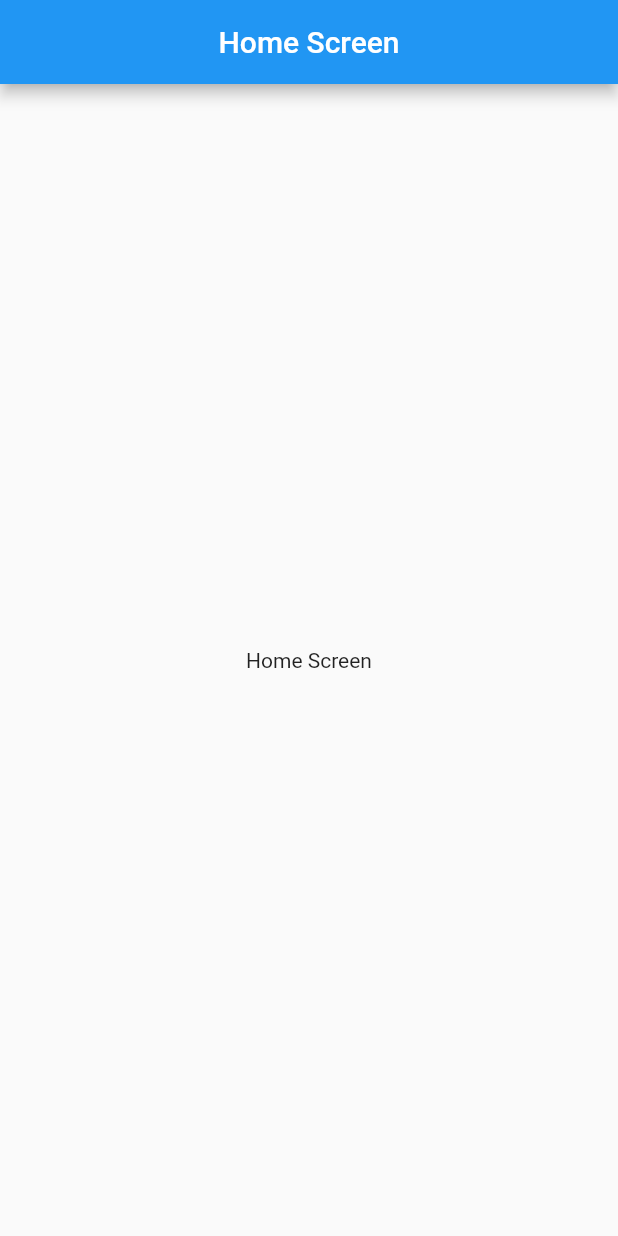
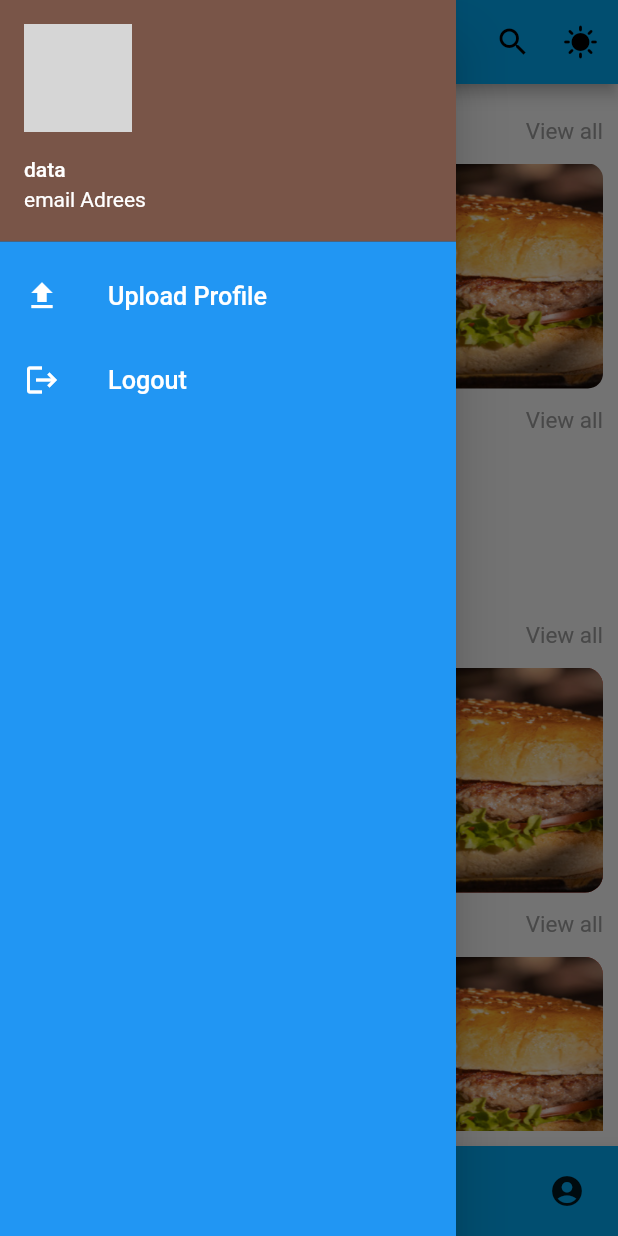
Before and after one commit to trainingtuts/mosaic_event, a Flutter app: the screen it shows after launch, with the side drawer open (before the commit the screen has no drawer), on a phone screen of 412 x 824 dp. Run offline on Flutter 3.47's test engine with Material 2 defaults, Android fonts, the phone set to English and light mode, and no system bars; drawn by our look-alikes of carousel_slider; our stand-ins replace firebase_auth, firebase_core, fluttertoast, intl_phone_field; accounts and stored records are empty; network calls fail; grey boxes are pictures that could not be loaded.

Commit message:
add home screen

```diff
--- a/lib/main.dart
+++ b/lib/main.dart
@@ -2,11 +2,13 @@ import 'package:firebase_core/firebase_core.dart';
 import 'package:flutter/material.dart';
 import 'package:mosaic_event/screens/home_screen.dart';
 import 'package:mosaic_event/services/auth_service.dart';
+import 'package:provider/provider.dart';
 
 void main() async {
   WidgetsFlutterBinding.ensureInitialized();
   await Firebase.initializeApp();
-  await AuthService().getOrCreateUser();
+  // await AuthService().getOrCreateUser();
+
   runApp(const MyApp());
 }
 
@@ -15,12 +17,19 @@ class MyApp extends StatelessWidget {
 
   @override
   Widget build(BuildContext context) {
-    return MaterialApp(
-      title: 'Flutter Demo',
-      theme: ThemeData(
-        primarySwatch: Colors.blue,
+    return MultiProvider(
+      providers: [
+        Provider<AuthService>(
+          create: (_) => AuthService(),
+        )
+      ],
+      child: MaterialApp(
+        title: 'Flutter Demo',
+        theme: ThemeData(
+          primarySwatch: Colors.brown,
+        ),
+        home: const HomeScreen(),
       ),
-      home: const HomeScreen(),
     );
   }
 }
--- a/lib/screens/home_screen.dart
+++ b/lib/screens/home_screen.dart
@@ -1,6 +1,15 @@
 // ignore_for_file: prefer_const_constructors
 
+import 'dart:developer';
+
+import 'package:firebase_auth/firebase_auth.dart';
 import 'package:flutter/material.dart';
+import 'package:mosaic_event/theme/theme.dart';
+import 'package:mosaic_event/utils/bottom_appbar.dart';
+import 'package:mosaic_event/utils/carousel.dart';
+import 'package:mosaic_event/utils/categories.dart';
+import 'package:mosaic_event/utils/drawer.dart';
+import 'package:mosaic_event/utils/heading.dart';
 
 class HomeScreen extends StatefulWidget {
   const HomeScreen({Key? key}) : super(key: key);
@@ -10,16 +19,113 @@ class HomeScreen extends StatefulWidget {
 }
 
 class _HomeScreenState extends State<HomeScreen> {
+  final ScrollController _scrollController = ScrollController();
+  final List _imageUrl = [
+    "assets/images/image_1.png",
+    "assets/images/image_2.png",
+    "assets/images/image_3.png",
+  ];
+  bool showBottomAppBar = true;
+
+  User? user = FirebaseAuth.instance.currentUser;
+  // UserModel loggedInUser = UserModel();
+
+  // @override
+  // void initState() {
+  //   // FirebaseFirestore.instance
+  //   //     .collection("user")
+  //   //     .doc(user!.uid)
+  //   //     .get()
+  //   //     .then((value) {
+  //   //   loggedInUser = UserModel.fromMap(value.data());
+  //   //   setState(() {});
+  //   // });
+  //   // For bottomAppBar
+
+  //   super.initState();
+  // }
+
   @override
   Widget build(BuildContext context) {
     return Scaffold(
+      drawer: MyDrawer(),
+      // App Bar
       appBar: AppBar(
-        title: Text("Home Screen"),
-        centerTitle: true,
+        iconTheme: IconThemeData(color: Colors.black),
+        backgroundColor: MyColors.primaryColor,
+        title: Text(
+          "Home",
+          style: TextStyle(
+            color: Colors.black,
+          ),
+        ),
+        actions: [
+          CircleAvatar(
+            backgroundColor: MyColors.primaryColor,
+            child: const Icon(
+              Icons.search,
+              color: Colors.black,
+            ),
+          ),
+          Padding(
+            padding: EdgeInsets.symmetric(horizontal: 5),
+            child: InkWell(
+              onTap: () {
+                log("message");
+              },
+              child: CircleAvatar(
+                backgroundColor: MyColors.primaryColor,
+                child: const Icon(
+                  Icons.sunny,
+                  color: Colors.black,
+                ),
+              ),
+            ),
+          )
+        ],
       ),
-      body: Center(
-        child: Text("Home Screen"),
+      body: Padding(
+        padding: const EdgeInsets.symmetric(vertical: 10, horizontal: 10),
+        child: ListView(
+          controller: _scrollController,
+          children: [
+            // Account Info
+
+            // Top row
+            MyHeading(title: "Promotions"),
+
+            // Top Banner
+            Container(
+              height: 150,
+              decoration: BoxDecoration(
+                image: const DecorationImage(
+                  image: AssetImage('assets/images/image_1.png'),
+                  fit: BoxFit.fill,
+                ),
+                borderRadius: BorderRadius.circular(10),
+              ),
+            ),
+
+            // Categories Heading
+            MyHeading(title: "Categories"),
+
+            // Catagories
+            MyCatagories(),
+
+            // Trending Heading
+            MyHeading(title: "Trending"),
+
+            // Carousel
+            MyCarousel(source: _imageUrl),
+
+            // Extra
+            MyHeading(title: "Trending"),
+            MyCarousel(source: _imageUrl),
+          ],
+        ),
       ),
+      // BottomAppBar
+      bottomNavigationBar: MyBottomAppBar(),
     );
   }
 }
--- a/lib/services/auth_service.dart
+++ b/lib/services/auth_service.dart
@@ -11,4 +11,7 @@ class AuthService {
     }
     return currentUser;
   }
+
+  bool? isAnonymous() => currentUser?.isAnonymous;
+  userID() => currentUser?.uid;
 }
--- /dev/null
+++ b/lib/theme/theme.dart
@@ -0,0 +1,9 @@
+// ignore_for_file: prefer_const_constructors
+
+import 'package:flutter/material.dart';
+
+class MyColors {
+  static Color primaryColor = Colors.lightBlue;
+  static Color secondaryColor = Colors.blue;
+  static Color drawerColor = Colors.blue;
+}
--- /dev/null
+++ b/lib/utils/bottom_appbar.dart
@@ -0,0 +1,96 @@
+// ignore_for_file: prefer_const_constructors
+
+import 'package:flutter/material.dart';
+import 'package:flutter/rendering.dart';
+import 'package:mosaic_event/theme/theme.dart';
+
+class MyBottomAppBar extends StatefulWidget {
+  const MyBottomAppBar({Key? key}) : super(key: key);
+
+  @override
+  State<MyBottomAppBar> createState() => _MyBottomAppBarState();
+}
+
+class _MyBottomAppBarState extends State<MyBottomAppBar> {
+  final ScrollController _scrollController = ScrollController();
+
+  bool showBottomAppBar = true;
+
+  @override
+  void initState() {
+    _scrollController.addListener(() {
+      if (_scrollController.position.userScrollDirection ==
+          ScrollDirection.reverse) {
+        showBottomAppBar = false;
+        setState(() {});
+      } else {
+        showBottomAppBar = true;
+        setState(() {});
+      }
+    });
+    super.initState();
+  }
+
+  @override
+  Widget build(BuildContext context) {
+    return AnimatedContainer(
+      height: showBottomAppBar ? 60 : 0,
+      curve: Curves.easeInOutSine,
+      duration: Duration(
+        milliseconds: 800,
+      ),
+      child: BottomAppBar(
+        color: MyColors.primaryColor,
+        child: Row(
+          mainAxisAlignment: MainAxisAlignment.spaceBetween,
+          children: [
+            Padding(
+              padding: const EdgeInsets.only(left: 10),
+              child: IconButton(
+                onPressed: () {
+                  // Navigator.push(context,
+                  //     MaterialPageRoute(builder: (context) => HomePage()));
+                },
+                icon: Icon(Icons.home),
+              ),
+            ),
+            IconButton(
+              onPressed: () {
+                // Navigator.push(context,
+                //     MaterialPageRoute(builder: (context) => ChatPage()));
+              },
+              icon: Icon(Icons.chat),
+            ),
+            IconButton(
+              onPressed: () {
+                // Navigator.push(context,
+                //     MaterialPageRoute(builder: (context) => DiscountsPage()));
+              },
+              icon: Icon(Icons.discount),
+            ),
+            IconButton(
+              tooltip: "Notification",
+              onPressed: () {
+                // Navigator.push(
+                //     context,
+                //     MaterialPageRoute(
+                //         builder: (context) => NotificationsPage()));
+              },
+              icon: Icon(Icons.notifications_active),
+            ),
+            Padding(
+              padding: const EdgeInsets.only(right: 10),
+              child: IconButton(
+                onPressed: () {
+                  // Navigator.push(context,
+                  //     MaterialPageRoute(builder: (context) => ProfilePage()));
+                },
+                icon: Icon(Icons.account_circle),
+              ),
+            ),
+          ],
+        ),
+      ),
+    );
+  }
+}
--- /dev/null
+++ b/lib/utils/carousel.dart
@@ -0,0 +1,49 @@
+// ignore_for_file: prefer_const_constructors
+
+import 'package:carousel_slider/carousel_slider.dart';
+import 'package:flutter/material.dart';
+
+class MyCarousel extends StatefulWidget {
+  final List source;
+  const MyCarousel({Key? key, required this.source}) : super(key: key);
+
+  @override
+  State<MyCarousel> createState() => _MyCarouselState();
+}
+
+class _MyCarouselState extends State<MyCarousel> {
+  @override
+  Widget build(BuildContext context) {
+    return CarouselSlider(
+      options: CarouselOptions(
+        height: 150.0,
+        enlargeCenterPage: true,
+        viewportFraction: 1,
+        autoPlay: true,
+        aspectRatio: 16 / 9,
+      ),
+      items: widget.source.map((imagePath) {
+        // items: widget.source.map((i) {
+        return Builder(
+          builder: (BuildContext context) {
+            return SizedBox(
+              child: Container(
+                width: MediaQuery.of(context).size.width,
+                decoration: BoxDecoration(
+                  image: DecorationImage(
+                    image: AssetImage(imagePath),
+                    fit: BoxFit.fill,
+                  ),
+                  borderRadius: BorderRadius.circular(12),
+                  color: Colors.red,
+                ),
+                // child: Image.network(imagePath['downloadURL']),
+                // child: Image.asset("assets/images/image_1_c.png"),
+              ),
+            );
+          },
+        );
+      }).toList(),
+    );
+  }
+}
--- /dev/null
+++ b/lib/utils/categories.dart
@@ -0,0 +1,101 @@
+// ignore_for_file: prefer_const_constructors, avoid_print
+
+import 'package:flutter/material.dart';
+import 'package:mosaic_event/theme/theme.dart';
+
+// import '../themes/my_theme.dart';
+
+class MyCatagories extends StatefulWidget {
+  const MyCatagories({Key? key}) : super(key: key);
+
+  @override
+  State<MyCatagories> createState() => _MyCatagoriesState();
+}
+
+class _MyCatagoriesState extends State<MyCatagories> {
+  @override
+  Widget build(BuildContext context) {
+    return SingleChildScrollView(
+      child: Column(
+        mainAxisSize: MainAxisSize.min,
+        children: [
+          SizedBox(
+            height: 100,
+            child: ListView(
+              scrollDirection: Axis.horizontal,
+              children: [
+                Padding(
+                  padding: EdgeInsets.only(right: 10),
+                  child: InkWell(
+                    onTap: () {
+                      print("Restaurants pressed");
+                      // print(storeDocs);
+                    },
+                    child: Container(
+                      width: 100,
+                      decoration: BoxDecoration(
+                        color: MyColors.primaryColor,
+                        border: Border.all(
+                          color: MyColors.secondaryColor,
+                        ),
+                        borderRadius: BorderRadius.circular(12),
+                      ),
+                      child: Center(
+                        child: Column(
+                          mainAxisAlignment: MainAxisAlignment.center,
+                          children: const [
+                            Icon(
+                              Icons.restaurant,
+                              size: 30,
+                            ),
+                            Text(
+                              "Restaurants",
+                              style: TextStyle(fontWeight: FontWeight.w500),
+                            ),
+                          ],
+                        ),
+                      ),
+                    ),
+                  ),
+                ),
+                Padding(
+                  padding: EdgeInsets.only(right: 10),
+                  child: InkWell(
+                    onTap: () {
+                      print("Luxury Car pressed");
+                    },
+                    child: Container(
+                      width: 100,
+                      decoration: BoxDecoration(
+                        color: MyColors.primaryColor,
+                        border: Border.all(
+                          color: MyColors.secondaryColor,
+                        ),
+                        borderRadius: BorderRadius.circular(12),
+                      ),
+                      child: Center(
+                        child: Column(
+                          mainAxisAlignment: MainAxisAlignment.center,
+                          children: const [
+                            Icon(
+                              Icons.car_rental,
+                              size: 30,
+                            ),
+                            Text(
+                              "Luxury Car",
+                              style: TextStyle(fontWeight: FontWeight.w500),
+                            ),
+                          ],
+                        ),
+                      ),
+                    ),
+                  ),
+                ),
+              ],
+            ),
+          ),
+        ],
+      ),
+    );
+  }
+}
--- /dev/null
+++ b/lib/utils/drawer.dart
@@ -0,0 +1,110 @@
+// ignore_for_file: prefer_const_constructors
+
+// import 'package:authentication_system/utils/upload_image.dart';
+// import 'package:cloud_firestore/cloud_firestore.dart';
+import 'package:firebase_auth/firebase_auth.dart';
+import 'package:flutter/material.dart';
+// import 'package:authentication_system/themes/my_theme.dart';
+import 'package:fluttertoast/fluttertoast.dart';
+import 'package:mosaic_event/services/auth_service.dart';
+import 'package:mosaic_event/theme/theme.dart';
+import 'package:provider/provider.dart';
+
+// import '../models/user_model.dart';
+// import '../pages/login_page.dart';
+
+class MyDrawer extends StatefulWidget {
+  const MyDrawer({Key? key}) : super(key: key);
+
+  @override
+  State<MyDrawer> createState() => _MyDrawerState();
+}
+
+class _MyDrawerState extends State<MyDrawer> {
+  // get current user data
+  User? user = FirebaseAuth.instance.currentUser;
+  // UserModel loggedInUser = UserModel();
+  // @override
+  // void initState() {
+  //   FirebaseFirestore.instance
+  //       .collection("user")
+  //       .doc(user!.uid)
+  //       .get()
+  //       .then((value) {
+  //     loggedInUser = UserModel.fromMap(value.data());
+  //     setState(() {});
+  //   });
+  //   super.initState();
+  // }
+
+  @override
+  Widget build(BuildContext context) {
+    final authService = Provider.of<AuthService>(context);
+    const imageUrl = "https://avatars.githubusercontent.com/u/56643117?v=4";
+
+    return Drawer(
+      child: Container(
+        color: MyColors.drawerColor,
+        child: ListView(
+          padding: EdgeInsets.zero,
+          children: [
+            DrawerHeader(
+              padding: EdgeInsets.zero,
+              child: UserAccountsDrawerHeader(
+                margin: EdgeInsets.zero,
+                accountName: authService.userID() != null
+                    ? Text("${authService.userID()}")
+                    : Text("data"),
+                accountEmail: Text("email Adrees"),
+                currentAccountPicture: CircleAvatar(
+                  backgroundImage: NetworkImage(imageUrl),
+                ),
+              ),
+            ),
+            ListTile(
+              leading: const Icon(
+                Icons.upload,
+                color: Colors.white,
+              ),
+              onTap: () {
+                // TODO: profile pic
+                // UploadImage.uploadImage(
+                //     userId: loggedInUser.uid, folder: "profile");
+              },
+              title: const Text(
+                "Upload Profile",
+                textScaleFactor: 1.2,
+                style: TextStyle(
+                  color: Colors.white,
+                ),
+              ),
+            ),
+            ListTile(
+              leading: const Icon(
+                Icons.logout,
+                color: Colors.white,
+              ),
+              onTap: () {
+                logout(context);
+              },
+              title: const Text(
+                "Logout",
+                textScaleFactor: 1.2,
+                style: TextStyle(
+                  color: Colors.white,
+                ),
+              ),
+            ),
+          ],
+        ),
+      ),
+    );
+  }
+
+  Future<void> logout(BuildContext context) async {
+    await FirebaseAuth.instance.signOut();
+    Fluttertoast.showToast(msg: "Logout Successfull");
+    // Navigator.of(context).pushReplacement(
+    //     MaterialPageRoute(builder: (context) => const LoginPage()));
+  }
+}
--- /dev/null
+++ b/lib/utils/heading.dart
@@ -0,0 +1,44 @@
+// ignore_for_file: prefer_const_constructors, avoid_print
+
+import 'package:flutter/material.dart';
+
+class MyHeading extends StatefulWidget {
+  final String title;
+  const MyHeading({Key? key, required this.title}) : super(key: key);
+
+  @override
+  State<MyHeading> createState() => _MyHeadingState();
+}
+
+class _MyHeadingState extends State<MyHeading> {
+  @override
+  Widget build(BuildContext context) {
+    return Padding(
+      padding: const EdgeInsets.symmetric(vertical: 10),
+      child: Row(
+        mainAxisAlignment: MainAxisAlignment.spaceBetween,
+        children: [
+          Text(
+            widget.title,
+            style: TextStyle(
+              fontSize: 20,
+              fontWeight: FontWeight.bold,
+            ),
+          ),
+          InkWell(
+            onTap: () {
+              print("Tapped on Trending Products view all");
+            },
+            child: Text(
+              "View all",
+              style: TextStyle(
+                fontSize: 15,
+                color: Colors.grey,
+              ),
+            ),
+          ),
+        ],
+      ),
+    );
+  }
+}
--- a/pubspec.yaml
+++ b/pubspec.yaml
@@ -38,6 +38,8 @@ dependencies:
   intl_phone_field: ^3.0.1
   firebase_core: ^1.21.0
   firebase_auth: ^3.6.4
+  provider: ^6.0.3
+  carousel_slider: ^4.1.1
 
 dev_dependencies:
   flutter_test:
@@ -64,6 +66,7 @@ flutter:
   # To add assets to your application, add an assets section, like this:
   assets:
     - assets/default/
+    - assets/images/
 
   # An image asset can refer to one or more resolution-specific "variants", see
   # https://flutter.dev/assets-and-images/#resolution-aware
```
Also changed, not shown: assets/images/image_1.png (added), assets/images/image_2.png (added), assets/images/image_3.png (added), lib/screens/profile_screen.dart (added), pubspec.lock.
